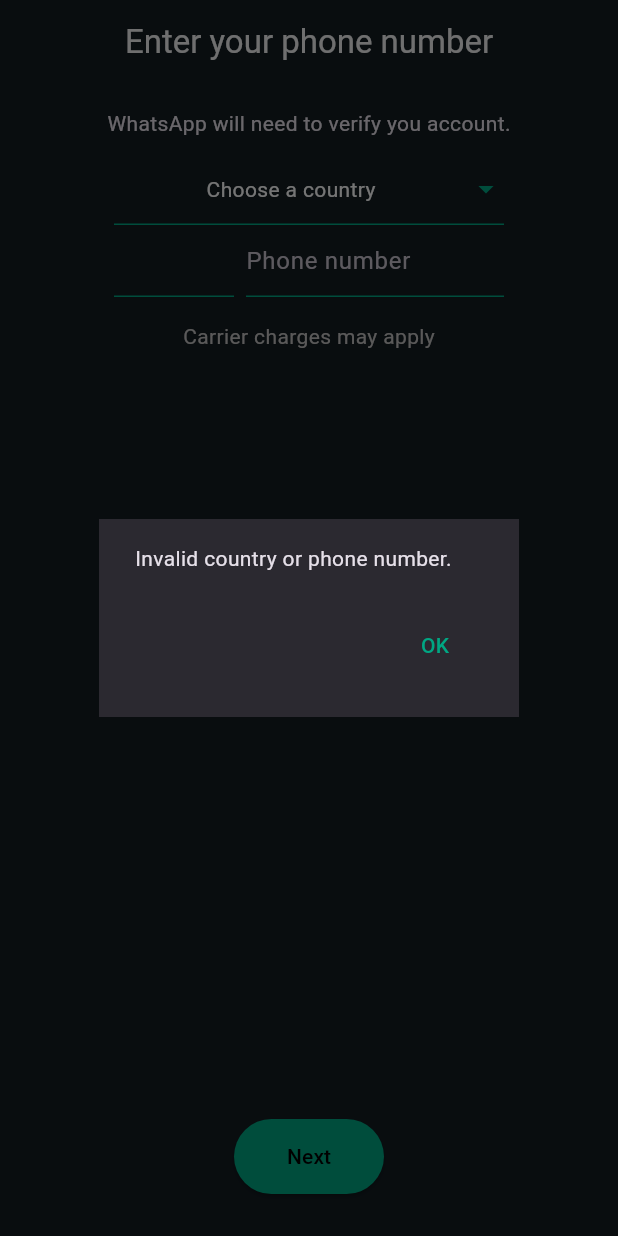
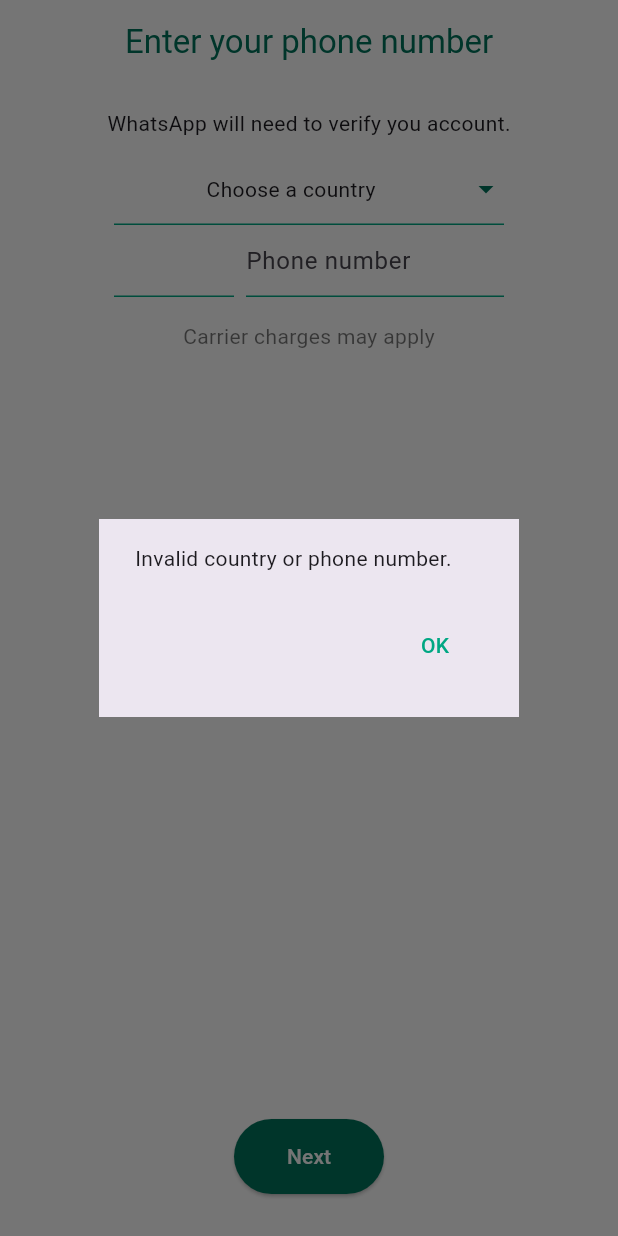
Before and after one commit to Bilawal-Mehfooz-Malik/whatsapp_clone, a Flutter app: the screen it shows after launch, after a tap on "Agree and continue", after a tap on "Next", on a phone screen of 412 x 824 dp. Run offline on Flutter 3.47's test engine with Material 3 defaults, Android fonts, the phone set to English and light mode, and no system bars; our stand-ins replace cloud_firestore, country_picker, firebase_auth, firebase_core, flutter_riverpod; accounts and stored records are empty.

```diff
--- a/lib/data/colors.dart
+++ b/lib/data/colors.dart
@@ -15,3 +15,6 @@ const chatBarMessage = Color.fromRGBO(30, 36, 40, 1);
 const backgroundColor = Color.fromRGBO(19, 28, 33, 1);
 const senderMessageColor = Color.fromRGBO(37, 45, 49, 1);
 const mobileChatBoxColor = Color.fromRGBO(31, 44, 52, 1);
+const lightTabColor = Color.fromRGBO(0, 116, 91, 1);
+const lightGreyColor = Colors.black54;
+const lightBlueColor = Color.fromRGBO(29, 160, 211, 1);
--- /dev/null
+++ b/lib/data/themes.dart
@@ -0,0 +1,54 @@
+import 'package:flutter/material.dart';
+import 'package:whatsapp_clone/data/colors.dart';
+
+const unFoucusedBorder =
+    UnderlineInputBorder(borderSide: BorderSide(color: tabColor));
+const foucusedBorder =
+    UnderlineInputBorder(borderSide: BorderSide(color: tabColor, width: 2));
+
+final darkTheme = ThemeData.dark().copyWith(
+  scaffoldBackgroundColor: backgroundColor,
+  appBarTheme: const AppBarTheme().copyWith(
+    foregroundColor: tabColor,
+  ),
+  inputDecorationTheme: const InputDecorationTheme().copyWith(
+    border: unFoucusedBorder,
+    focusedBorder: foucusedBorder,
+    enabledBorder: unFoucusedBorder,
+  ),
+  textButtonTheme: TextButtonThemeData(
+    style: const ButtonStyle().copyWith(
+      foregroundColor: const MaterialStatePropertyAll(tabColor),
+    ),
+  ),
+  elevatedButtonTheme: ElevatedButtonThemeData(
+    style: const ButtonStyle().copyWith(
+      foregroundColor: const MaterialStatePropertyAll(blackColor),
+      backgroundColor: const MaterialStatePropertyAll(tabColor),
+    ),
+  ),
+
+);
+
+final lightTheme = ThemeData.light().copyWith(
+  scaffoldBackgroundColor: whiteColor,
+  appBarTheme: const AppBarTheme().copyWith(
+    foregroundColor: lightTabColor,
+  ),
+  inputDecorationTheme: const InputDecorationTheme().copyWith(
+    border: unFoucusedBorder,
+    focusedBorder: foucusedBorder,
+    enabledBorder: unFoucusedBorder,
+  ),
+  textButtonTheme: TextButtonThemeData(
+    style: const ButtonStyle().copyWith(
+      foregroundColor: const MaterialStatePropertyAll(tabColor),
+    ),
+  ),
+  elevatedButtonTheme: ElevatedButtonThemeData(
+    style: const ButtonStyle().copyWith(
+      foregroundColor: const MaterialStatePropertyAll(whiteColor),
+      backgroundColor: const MaterialStatePropertyAll(lightTabColor),
+    ),
+  ),
+);
--- a/lib/features/auth/screens/login_screen.dart
+++ b/lib/features/auth/screens/login_screen.dart
@@ -36,6 +36,7 @@ class _LoginScreenState extends ConsumerState<LoginScreen> {
     borderSide: BorderSide(color: tabColor, width: 2),
   );
 
+  // pick country button method
   void pickCountry() {
     showCountryPicker(
       context: context,
@@ -49,6 +50,7 @@ class _LoginScreenState extends ConsumerState<LoginScreen> {
     );
   }
 
+  // send phone number method attached to next button
   void sendPhoneNumber() {
     String phoneNumber = phoneNumberController.text.trim();
 
@@ -65,12 +67,15 @@ class _LoginScreenState extends ConsumerState<LoginScreen> {
 
   @override
   Widget build(BuildContext context) {
+    final lightTheme = Theme.of(context).brightness == Brightness.light;
+    final textColor = lightTheme ? lightTabColor : tabColor;
+    final bgColor = lightTheme ? whiteColor : backgroundColor;
     return SafeArea(
       child: Scaffold(
         appBar: AppBar(
           centerTitle: true,
           elevation: 0,
-          backgroundColor: backgroundColor,
+          backgroundColor: bgColor,
           title: const Text('Enter your phone number'),
         ),
         body: Padding(
@@ -102,10 +107,9 @@ class _LoginScreenState extends ConsumerState<LoginScreen> {
                               countryDetails != null
                                   ? countryDetails!.name
                                   : 'Choose a country',
-                              style: const TextStyle(color: whiteColor),
                             ),
                             const Spacer(),
-                            const Icon(Icons.arrow_drop_down, color: tabColor),
+                            Icon(Icons.arrow_drop_down, color: textColor),
                           ],
                         ),
                       ),
@@ -119,7 +123,7 @@ class _LoginScreenState extends ConsumerState<LoginScreen> {
                           width: 80,
                           child: TextField(
                             readOnly: true,
-                            cursorColor: tabColor,
+                            cursorColor: textColor,
                             textAlign: TextAlign.center,
                             controller: countryCodeController,
                             keyboardType: TextInputType.number,
@@ -141,7 +145,7 @@ class _LoginScreenState extends ConsumerState<LoginScreen> {
                               enabledBorder: border,
                               focusedBorder: focusedBorder,
                             ),
-                            cursorColor: tabColor,
+                            cursorColor: textColor,
                             controller: phoneNumberController,
                             keyboardType: TextInputType.number,
                           ),
@@ -151,9 +155,11 @@ class _LoginScreenState extends ConsumerState<LoginScreen> {
 
                     // Carrier charges Text
                     const SizedBox(height: 16),
-                    const Text(
+                    Text(
                       'Carrier charges may apply',
-                      style: TextStyle(color: greyColor),
+                      style: TextStyle(
+                        color: lightTheme ? lightGreyColor : greyColor,
+                      ),
                     ),
                   ],
                 ),
--- a/lib/features/startup/screens/startup_screen.dart
+++ b/lib/features/startup/screens/startup_screen.dart
@@ -7,6 +7,7 @@ import 'package:whatsapp_clone/features/auth/screens/login_screen.dart';
 class StartUpScreen extends StatelessWidget {
   const StartUpScreen({super.key});
 
+  //Login Screen method
   void navigateToLoginScreen(BuildContext context) {
     Navigator.of(context).pushReplacementNamed(LoginScreen.routeName);
   }
--- a/lib/main.dart
+++ b/lib/main.dart
@@ -1,7 +1,9 @@
+import 'package:whatsapp_clone/features/auth/screens/otp_screen.dart';
+
 import 'widgets/firebase_options.dart';
 import 'package:flutter/material.dart';
 import 'package:whatsapp_clone/router.dart';
-import 'package:whatsapp_clone/data/colors.dart';
+import 'package:whatsapp_clone/data/themes.dart';
 import 'package:firebase_core/firebase_core.dart';
 import 'package:flutter_riverpod/flutter_riverpod.dart';
 import 'package:whatsapp_clone/modules/responsive_layout.dart';
@@ -23,13 +25,8 @@ class MyApp extends StatelessWidget {
   Widget build(BuildContext context) {
     return MaterialApp(
       debugShowCheckedModeBanner: false,
-      title: 'Whatsapp Clone',
-      theme: ThemeData.dark().copyWith(
-        scaffoldBackgroundColor: backgroundColor,
-        appBarTheme: const AppBarTheme().copyWith(
-          foregroundColor: textColor,
-        ),
-      ),
+      theme: lightTheme,
+      darkTheme: darkTheme,
       onGenerateRoute: (settings) => generateRoute(settings),
       home: const ResponsiveLayout(
         webScreenLayout: WebLayoutScreen(),
--- a/lib/router.dart
+++ b/lib/router.dart
@@ -2,6 +2,7 @@ import 'package:flutter/material.dart';
 import 'package:whatsapp_clone/shared_features/error_screen.dart';
 import 'package:whatsapp_clone/features/auth/screens/otp_screen.dart';
 import 'package:whatsapp_clone/features/auth/screens/login_screen.dart';
+import 'package:whatsapp_clone/features/auth/screens/user_information_screen.dart';
 
 Route<dynamic> generateRoute(RouteSettings settings) {
   switch (settings.name) {
@@ -9,11 +10,31 @@ Route<dynamic> generateRoute(RouteSettings settings) {
       return MaterialPageRoute(
         builder: (context) => const LoginScreen(),
       );
+    case UserInfromationScreen.routeName:
+      return MaterialPageRoute(
+        builder: (context) => const UserInfromationScreen(),
+      );
     case OtpScreen.routeName:
-      final verificationId = settings.arguments as String;
+      if (settings.arguments != null &&
+          settings.arguments is Map<String, dynamic>) {
+        final args = settings.arguments as Map<String, dynamic>;
+        final phoneNumber = args['phoneNumber'];
+        final verificationId = args['verificationId'];
+
+        if (phoneNumber != null && verificationId != null) {
+          return MaterialPageRoute(
+            builder: (context) => OtpScreen(
+              phoneNumber: phoneNumber,
+              verificationId: verificationId,
+            ),
+          );
+        }
+      }
       return MaterialPageRoute(
-        builder: (context) => OtpScreen(verificationId: verificationId),
+        builder: (context) =>
+            const ErrorScreen(error: 'Invalid arguments for OTP screen.'),
       );
+
     default:
       return MaterialPageRoute(
         builder: (context) =>
--- a/lib/shared_features/custom_button.dart
+++ b/lib/shared_features/custom_button.dart
@@ -1,5 +1,4 @@
 import 'package:flutter/material.dart';
-import 'package:whatsapp_clone/data/colors.dart';
 
 class CustomButton extends StatelessWidget {
   const CustomButton({
@@ -15,11 +14,11 @@ class CustomButton extends StatelessWidget {
   Widget build(BuildContext context) {
     return ElevatedButton(
       style: ElevatedButton.styleFrom(
-        backgroundColor: tabColor,
+        // backgroundColor: tabColor,
         minimumSize: const Size(double.infinity, 50),
       ),
       onPressed: onPressed,
-      child: Text(text, style: const TextStyle(color: blackColor)),
+      child: Text(text),
     );
   }
 }
--- a/lib/widgets/privacy_policy_text.dart
+++ b/lib/widgets/privacy_policy_text.dart
@@ -6,22 +6,25 @@ class PrivacyPolicyText extends StatelessWidget {
 
   @override
   Widget build(BuildContext context) {
+    final lightTheme = Theme.of(context).brightness == Brightness.light;
+    final textColor = lightTheme ? lightGreyColor : greyColor;
+    final textLinkColor = lightTheme ? lightBlueColor : blueColor;
     return RichText(
       textAlign: TextAlign.center,
-      text: const TextSpan(
-        style: TextStyle(color: greyColor),
+      text: TextSpan(
+        style: TextStyle(color: textColor),
         children: <TextSpan>[
-          TextSpan(text: 'Read our'),
+          const TextSpan(text: 'Read our'),
           TextSpan(
             text: ' Privacy and Policy',
-            style: TextStyle(color: blueColor),
+            style: TextStyle(color: textLinkColor),
           ),
-          TextSpan(text: '. Tap "Agree and Continue" to accept the '),
+          const TextSpan(text: '. Tap "Agree and Continue" to accept the '),
           TextSpan(
             text: 'Terms of Serivice',
-            style: TextStyle(color: blueColor),
+            style: TextStyle(color: textLinkColor),
           ),
-          TextSpan(text: '.'),
+          const TextSpan(text: '.'),
         ],
       ),
     );
```
Also changed, not shown: lib/features/auth/controller/auth_controller.dart (+8 -0 lines), lib/features/auth/repository/auth_repository.dart (+32 -5 lines), lib/features/auth/screens/otp_screen.dart (+74 -8 lines), lib/features/auth/screens/user_information_screen.dart (added, +12 -0 lines).
